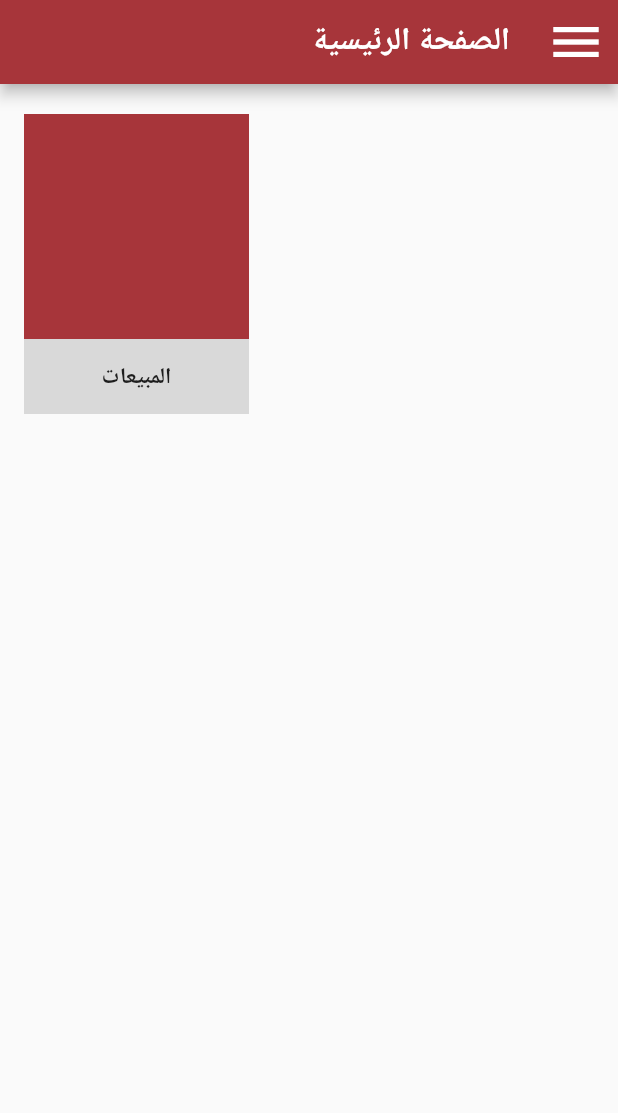
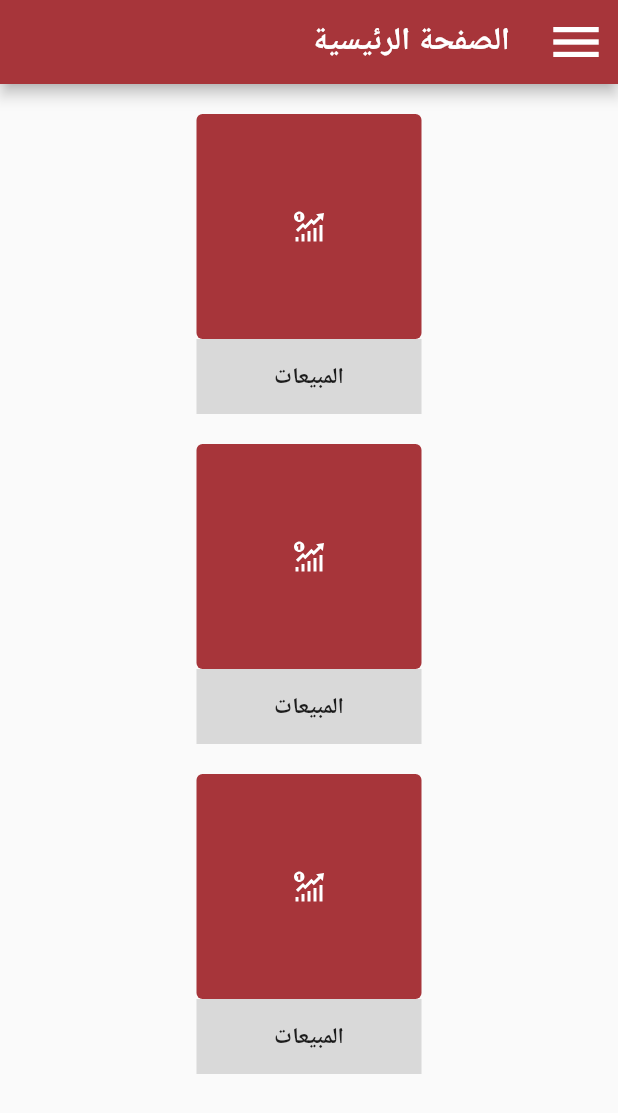
Before and after one commit to wael93/shahwan, a Flutter app: the screen it shows after launch, on a phone screen of 412 x 824 dp. Shown: the top 1113 px of the screen. Run offline on Flutter 3.47's test engine with Material 2 defaults, Android fonts, the phone set to English and light mode, and no system bars; our stand-ins replace flutter_svg, form_field_validator.

```diff
--- a/lib/Homepage.dart
+++ b/lib/Homepage.dart
@@ -1,6 +1,7 @@
 import 'package:flutter/material.dart';
 import 'package:shahwan/login.dart';
 import 'package:shahwan/constants.dart';
+import 'package:flutter_svg/flutter_svg.dart';
 
 class HomePage extends StatefulWidget {
   @override
@@ -20,7 +21,8 @@ class _HomePageState extends State<HomePage> {
         backgroundColor: ShahwanColor,
         title: Text('الصفحة الرئيسية'),
       ),
-      body: Column(
+      body: Center(
+     child: Column(
         children: [
           SizedBox(height: 20,),
           Column(children: [
@@ -29,11 +31,16 @@ class _HomePageState extends State<HomePage> {
               child:Column(
               children: [
             Container(
+
             child:Center(
+              heightFactor: 100,
+              widthFactor: 100,
               child: IconButton(
-
-                icon: Image.asset('asset/images/icons8-total-sales.svg' ,
-                  scale: 20,),
+                highlightColor: Colors.white12,
+                hoverColor: Colors.yellow,
+                iconSize: 200,
+                icon: SvgPicture.asset('asset/images/icons8-total-sales.svg',
+                  color: Colors.white,),
 
                 onPressed: () => null,
               ),
@@ -42,7 +49,7 @@ class _HomePageState extends State<HomePage> {
             width: 150,
             decoration: BoxDecoration(
                 color: ShahwanColor,
-                borderRadius: BorderRadius.circular(0)),
+                borderRadius: BorderRadius.circular(4)),
           ),
                 Container(
                   child: Center(
@@ -67,8 +74,111 @@ class _HomePageState extends State<HomePage> {
                 )
               },
             )
+          ]),
+          SizedBox(height: 20,),
+          Column(children: [
+            MaterialButton(
+
+              child:Column(
+                children: [
+                  Container(
+
+                    child:Center(
+                      heightFactor: 100,
+                      widthFactor: 100,
+                      child: IconButton(
+                        highlightColor: Colors.white12,
+                        hoverColor: Colors.yellow,
+                        iconSize: 200,
+                        icon: SvgPicture.asset('asset/images/icons8-total-sales.svg',
+                          color: Colors.white,),
+
+                        onPressed: () => null,
+                      ),
+                    ),
+                    height: 150,
+                    width: 150,
+                    decoration: BoxDecoration(
+                        color: ShahwanColor,
+                        borderRadius: BorderRadius.circular(4)),
+                  ),
+                  Container(
+                    child: Center(
+                      child: Text('المبيعات'),
+                    ),
+                    height: 50,
+                    width: 150,
+                    decoration: BoxDecoration(
+                        color: MainPageWidgit,
+                        borderRadius: BorderRadius.circular(0)),
+                  ),
+
+                ],
+              ),
+
+
+              onPressed: () => {
+                Navigator.push(
+                  context,
+                  MaterialPageRoute(
+                      builder: (context) => new LoginFormValidation()),
+                )
+              },
+            )
+          ]),
+          SizedBox(height: 20,),
+          Column(children: [
+            MaterialButton(
+
+              child:Column(
+                children: [
+                  Container(
+
+                    child:Center(
+                      heightFactor: 100,
+                      widthFactor: 100,
+                      child: IconButton(
+                        highlightColor: Colors.white12,
+                        hoverColor: Colors.yellow,
+                        iconSize: 200,
+                        icon: SvgPicture.asset('asset/images/icons8-total-sales.svg',
+                          color: Colors.white,),
+
+                        onPressed: () => null,
+                      ),
+                    ),
+                    height: 150,
+                    width: 150,
+                    decoration: BoxDecoration(
+                        color: ShahwanColor,
+                        borderRadius: BorderRadius.circular(4)),
+                  ),
+                  Container(
+                    child: Center(
+                      child: Text('المبيعات'),
+                    ),
+                    height: 50,
+                    width: 150,
+                    decoration: BoxDecoration(
+                        color: MainPageWidgit,
+                        borderRadius: BorderRadius.circular(0)),
+                  ),
+
+                ],
+              ),
+
+
+              onPressed: () => {
+                Navigator.push(
+                  context,
+                  MaterialPageRoute(
+                      builder: (context) => new LoginFormValidation()),
+                )
+              },
+            )
           ])
         ],
+      )
       ),
     );
   }
```
